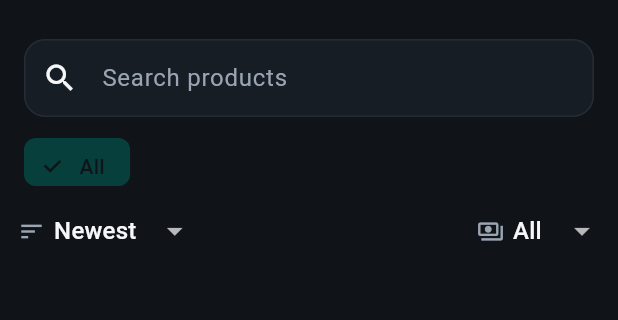
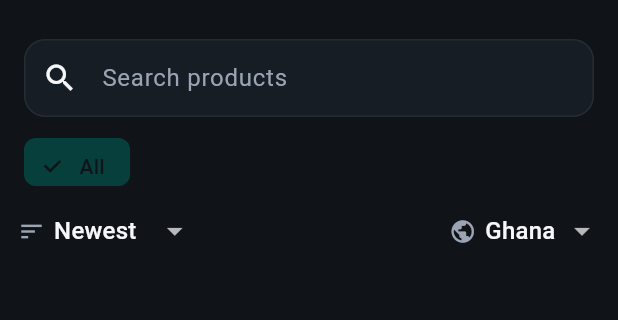
Before and after one commit to bone2020/shop_afrik-, a Flutter app: the screen it shows once a user with an empty profile is signed in, after a tap on "All", on a phone screen of 412 x 824 dp, the part 63-383 px from its top. Run offline on Flutter 3.47's test engine with Material 3 defaults, Android fonts, the phone set to English and light mode, and no system bars; our stand-ins replace cached_network_image, cloud_firestore, cloud_functions, firebase_auth, firebase_core, firebase_storage and 3 more; accounts and stored records are empty; generated files the repository leaves out were written again.

Commit message:
SA-103: catalog by market, 20 per page
Products carry their seller's market; rules require the listing market to
match the seller's and the seller to be approved, and block market changes.
The shop tab pages through one market at a time with a Load more button,
dropping stale pages when the market or category changes.

Co-Authored-By: Claude Opus 5.5 (1M context) <noreply@anthropic.com>
Claude-Session: https://claude.ai/code/session_01B5LGqGp7BT2bybvMC19trC

```diff
--- a/lib/features/buyer/data/catalog_repository.dart
+++ b/lib/features/buyer/data/catalog_repository.dart
@@ -2,14 +2,33 @@ import 'package:cloud_firestore/cloud_firestore.dart';
 import 'package:flutter_riverpod/flutter_riverpod.dart';
 
 import '../../../core/data/firestore_collections.dart';
+import '../../../core/data/platform_settings_repository.dart';
 import '../../../core/models/category.dart';
+import '../../../core/models/platform_settings.dart';
 import '../../../core/models/product.dart';
+import 'buyer_repository.dart';
+
+/// One page of catalog results. [cursor] is opaque: pass it back to fetch the
+/// next page.
+class ProductPage {
+  const ProductPage({required this.items, this.cursor, required this.hasMore});
+  final List<Product> items;
+  final Object? cursor;
+  final bool hasMore;
+}
 
 /// Read access to the public catalog for buyers (approved, active products and
 /// the category tree).
 abstract interface class CatalogRepository {
   Stream<List<Category>> watchCategories();
-  Stream<List<Product>> watchProducts({String? categoryId});
+
+  /// Newest-first page of approved, active products in [market] (SA-103).
+  Future<ProductPage> fetchProducts({
+    required String market,
+    String? categoryId,
+    Object? cursor,
+    int limit = catalogPageSize,
+  });
   Stream<Product?> watchProduct(String id);
   Stream<List<Product>> watchSellerProducts(String sellerId);
 }
@@ -30,16 +49,28 @@ class FirestoreCatalogRepository implements CatalogRepository {
   }
 
   @override
-  Stream<List<Product>> watchProducts({String? categoryId}) {
+  Future<ProductPage> fetchProducts({
+    required String market,
+    String? categoryId,
+    Object? cursor,
+    int limit = catalogPageSize,
+  }) async {
     Query<Map<String, dynamic>> q = _db
         .collection(Collections.products)
         .where('approvalStatus', isEqualTo: 'approved')
-        .where('isActive', isEqualTo: true);
+        .where('isActive', isEqualTo: true)
+        .where('market', isEqualTo: market);
     if (categoryId != null) {
       q = q.where('categoryId', isEqualTo: categoryId);
     }
-    return q.snapshots().map(
-        (s) => s.docs.map((d) => Product.fromMap(d.id, d.data())).toList());
+    q = q.orderBy('createdAt', descending: true).limit(limit);
+    if (cursor is DocumentSnapshot) q = q.startAfterDocument(cursor);
+    final snap = await q.get();
+    return ProductPage(
+      items: snap.docs.map((d) => Product.fromMap(d.id, d.data())).toList(),
+      cursor: snap.docs.isEmpty ? cursor : snap.docs.last,
+      hasMore: snap.docs.length == limit,
+    );
   }
 
   @override
@@ -80,8 +111,25 @@ enum ProductSort { newest, priceLowToHigh, priceHighToLow, topRated }
 /// The buyer's current category filter (null = all categories).
 final selectedCategoryProvider = StateProvider.autoDispose<String?>((_) => null);
 
-/// Optional currency filter (null = all currencies).
-final currencyFilterProvider = StateProvider.autoDispose<String?>((_) => null);
+/// Products per catalog page.
+const catalogPageSize = 20;
+
+/// The market the buyer is browsing (null = their default). Market decides
+/// currency, so there is no separate currency filter.
+final catalogMarketProvider = StateProvider<String?>((_) => null);
+
+/// The market actually browsed: the buyer's choice, else the market of their
+/// default address, else the first enabled market.
+final effectiveCatalogMarketProvider = Provider.autoDispose<String?>((ref) {
+  final chosen = ref.watch(catalogMarketProvider);
+  if (chosen != null) return chosen;
+  final settings = ref.watch(platformSettingsProvider).valueOrNull ??
+      const PlatformSettings();
+  final enabled = settings.enabledMarkets.map((m) => m.countryCode).toList();
+  final home = ref.watch(currentBuyerProvider).valueOrNull?.defaultAddress?.market;
+  if (home != null && enabled.contains(home)) return home;
+  return enabled.isEmpty ? null : enabled.first;
+});
 
 /// The buyer's current free-text search query.
 final searchQueryProvider = StateProvider.autoDispose<String>((_) => '');
@@ -90,20 +138,86 @@ final searchQueryProvider = StateProvider.autoDispose<String>((_) => '');
 final productSortProvider =
     StateProvider.autoDispose<ProductSort>((_) => ProductSort.newest);
 
-/// Products for the selected category, filtered client-side by the search query
-/// and optional currency, then sorted (Firestore has no full-text search; this
-/// keeps it simple for the MVP).
-final visibleProductsProvider =
-    StreamProvider.autoDispose<List<Product>>((ref) {
-  final categoryId = ref.watch(selectedCategoryProvider);
-  final currency = ref.watch(currencyFilterProvider);
+/// Loaded catalog pages for the current market and category.
+class CatalogState {
+  const CatalogState({
+    this.items = const [],
+    this.cursor,
+    this.hasMore = true,
+    this.loading = false,
+    this.error,
+  });
+  final List<Product> items;
+  final Object? cursor;
+  final bool hasMore;
+  final bool loading;
+  final Object? error;
+}
+
+/// Pages through the catalog 20 products at a time (SA-103). Changing the
+/// market or category starts again from the first page.
+class CatalogPager extends AutoDisposeNotifier<CatalogState> {
+  // Bumped on every rebuild (market or category change) so a page that
+  // arrives for an old query is dropped instead of appended.
+  int _generation = 0;
+  bool _inFlight = false;
+
+  @override
+  CatalogState build() {
+    ref.watch(effectiveCatalogMarketProvider);
+    ref.watch(selectedCategoryProvider);
+    _generation++;
+    _inFlight = false;
+    Future.microtask(loadMore);
+    return const CatalogState(loading: true);
+  }
+
+  Future<void> loadMore() async {
+    if (_inFlight) return;
+    final market = ref.read(effectiveCatalogMarketProvider);
+    if (market == null) {
+      state = const CatalogState(hasMore: false);
+      return;
+    }
+    final current = state;
+    if (!current.hasMore) return;
+    final generation = _generation;
+    _inFlight = true;
+    state = CatalogState(
+        items: current.items, cursor: current.cursor, loading: true);
+    try {
+      final page = await ref.read(catalogRepositoryProvider).fetchProducts(
+            market: market,
+            categoryId: ref.read(selectedCategoryProvider),
+            cursor: current.cursor,
+          );
+      if (generation != _generation) return;
+      state = CatalogState(
+        items: [...current.items, ...page.items],
+        cursor: page.cursor,
+        hasMore: page.hasMore,
+      );
+    } catch (e) {
+      if (generation != _generation) return;
+      state = CatalogState(
+          items: current.items, cursor: current.cursor, error: e);
+    } finally {
+      if (generation == _generation) _inFlight = false;
+    }
+  }
+}
+
+final catalogPagerProvider =
+    AutoDisposeNotifierProvider<CatalogPager, CatalogState>(CatalogPager.new);
+
+/// Loaded products filtered client-side by the search query, then sorted.
+/// Firestore has no full-text search, so search covers the pages loaded so
+/// far; server-side search is SA-104.
+final visibleProductsProvider = Provider.autoDispose<List<Product>>((ref) {
+  final products = ref.watch(catalogPagerProvider).items;
   final query = ref.watch(searchQueryProvider).trim().toLowerCase();
   final sort = ref.watch(productSortProvider);
 
-  return ref
-      .watch(catalogRepositoryProvider)
-      .watchProducts(categoryId: categoryId)
-      .map((products) {
   var list = products;
   if (query.isNotEmpty) {
     list = list
@@ -111,15 +225,11 @@ final visibleProductsProvider =
             p.title.toLowerCase().contains(query) ||
             p.description.toLowerCase().contains(query))
         .toList();
-    }
-    if (currency != null) {
-      list = list.where((p) => p.price.currency == currency).toList();
   } else {
     list = [...list];
   }
   sortProducts(list, sort);
   return list;
-  });
 });
 
 /// Sorts [products] in place. Price comparisons are confined within a currency:
--- a/lib/features/buyer/presentation/shop_tab.dart
+++ b/lib/features/buyer/presentation/shop_tab.dart
@@ -9,14 +9,16 @@ import '../../../core/theme/app_colors.dart';
 import '../data/catalog_repository.dart';
 import 'widgets/product_card.dart';
 
-/// Buyer catalog: search, category filter chips, and the product grid.
+/// Buyer catalog: search, category filter chips, market picker, and the
+/// product grid, loaded a page at a time.
 class ShopTab extends ConsumerWidget {
   const ShopTab({super.key});
 
   @override
   Widget build(BuildContext context, WidgetRef ref) {
     final categories = ref.watch(categoriesProvider);
-    final products = ref.watch(visibleProductsProvider);
+    final pager = ref.watch(catalogPagerProvider);
+    final items = ref.watch(visibleProductsProvider);
     final selectedCategory = ref.watch(selectedCategoryProvider);
 
     return SafeArea(
@@ -63,14 +65,17 @@ class ShopTab extends ConsumerWidget {
           const _SortFilterBar(),
           const SizedBox(height: 4),
           Expanded(
-            child: products.when(
-              loading: () =>
-                  const Center(child: CircularProgressIndicator()),
-              error: (e, __) => _Message('Could not load products.\n$e'),
-              data: (items) => items.isEmpty
-                  ? const _Message('No products found.')
-                  : GridView.builder(
+            child: items.isEmpty
+                ? (pager.loading
+                    ? const Center(child: CircularProgressIndicator())
+                    : pager.error != null
+                        ? const _Message('Could not load products.')
+                        : const _Message('No products found.'))
+                : CustomScrollView(
+                    slivers: [
+                      SliverPadding(
                         padding: const EdgeInsets.all(12),
+                        sliver: SliverGrid.builder(
                           gridDelegate:
                               const SliverGridDelegateWithMaxCrossAxisExtent(
                             maxCrossAxisExtent: 220,
@@ -86,6 +91,24 @@ class ShopTab extends ConsumerWidget {
                           ),
                         ),
                       ),
+                      if (pager.hasMore || pager.loading)
+                        SliverToBoxAdapter(
+                          child: Padding(
+                            padding: const EdgeInsets.only(bottom: 24),
+                            child: Center(
+                              child: pager.loading
+                                  ? const CircularProgressIndicator()
+                                  : OutlinedButton(
+                                      onPressed: () => ref
+                                          .read(catalogPagerProvider.notifier)
+                                          .loadMore(),
+                                      child: const Text('Load more'),
+                                    ),
+                            ),
+                          ),
+                        ),
+                    ],
+                  ),
           ),
         ],
       ),
@@ -93,7 +116,8 @@ class ShopTab extends ConsumerWidget {
   }
 }
 
-/// Sort order and currency filter controls.
+/// Sort order and market picker. The market decides which products (and so
+/// which currency) the buyer sees.
 class _SortFilterBar extends ConsumerWidget {
   const _SortFilterBar();
 
@@ -107,13 +131,10 @@ class _SortFilterBar extends ConsumerWidget {
   @override
   Widget build(BuildContext context, WidgetRef ref) {
     final sort = ref.watch(productSortProvider);
-    final currency = ref.watch(currencyFilterProvider);
+    final market = ref.watch(effectiveCatalogMarketProvider);
     final settings = ref.watch(platformSettingsProvider).valueOrNull ??
         const PlatformSettings();
-    final currencies = {
-      for (final m in settings.enabledMarkets) m.currency,
-    }.toList()
-      ..sort();
+    final markets = settings.enabledMarkets.toList();
 
     return Padding(
       padding: const EdgeInsets.symmetric(horizontal: 12),
@@ -133,20 +154,17 @@ class _SortFilterBar extends ConsumerWidget {
                 : ref.read(productSortProvider.notifier).state = v,
           ),
           const Spacer(),
-          const Icon(Icons.payments_outlined,
-              size: 18, color: AppColors.mutedText),
+          const Icon(Icons.public, size: 18, color: AppColors.mutedText),
           const SizedBox(width: 6),
-          DropdownButton<String?>(
-            value: currency,
+          DropdownButton<String>(
+            value: markets.any((m) => m.countryCode == market) ? market : null,
             underline: const SizedBox.shrink(),
-            hint: const Text('All'),
             items: [
-              const DropdownMenuItem(value: null, child: Text('All')),
-              for (final c in currencies)
-                DropdownMenuItem(value: c, child: Text(c)),
+              for (final m in markets)
+                DropdownMenuItem(value: m.countryCode, child: Text(m.label)),
             ],
             onChanged: (v) =>
-                ref.read(currencyFilterProvider.notifier).state = v,
+                ref.read(catalogMarketProvider.notifier).state = v,
           ),
         ],
       ),
--- a/lib/features/seller/presentation/product_edit_screen.dart
+++ b/lib/features/seller/presentation/product_edit_screen.dart
@@ -272,6 +272,7 @@ class _ProductEditScreenState extends ConsumerState<ProductEditScreen> {
           images: images,
           stock: stock,
           initialStock: stock,
+          market: ref.read(currentSellerProvider).valueOrNull?.market,
         );
         await repo.create(created);
       }
```
Also changed, not shown: firestore.indexes.json (+21 -0 lines), lib/core/models/product.dart (+7 -0 lines), lib/features/seller/data/seller_products_repository.dart (+6 -1 lines), 3 other files. Lines whose indentation alone changed are shown as unchanged.
